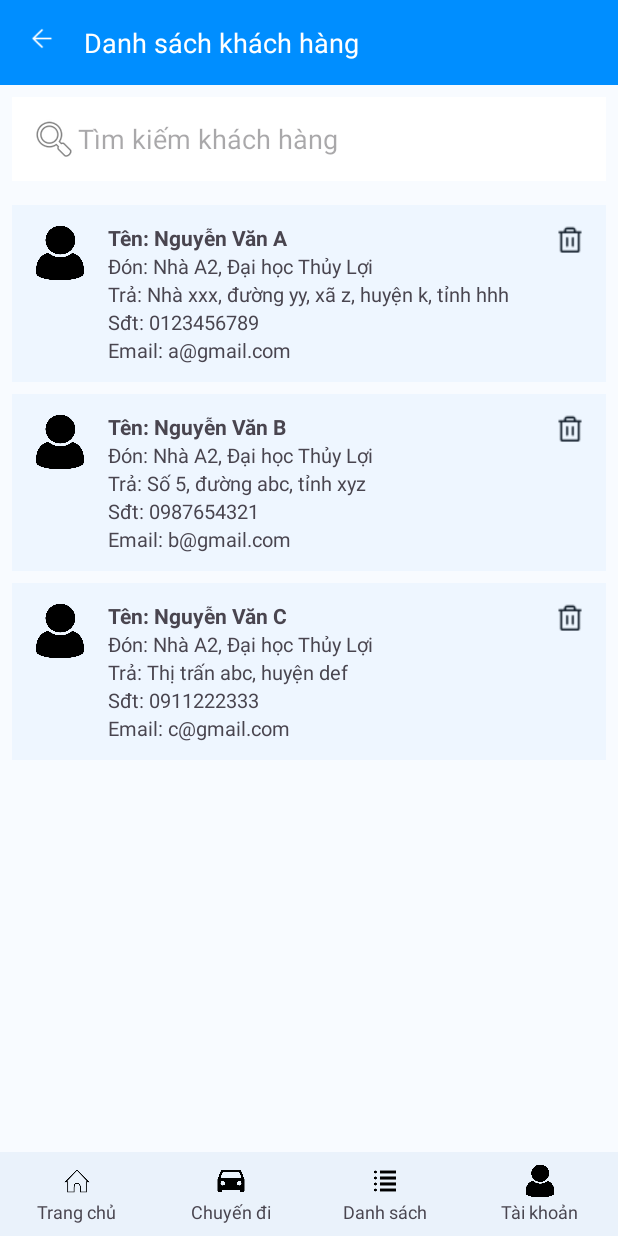
After one commit to DTDuong644/Android, an Android app: the driver_customer_list screen opened directly, with no data from a screen before it, on a phone screen of 412 x 824 dp. The commit adds this screen. Run offline under Robolectric (Android 15) with nearby library versions, the phone set to English and light mode, and no system bars; our stand-ins replace Firebase (no records; nobody signed in at launch, a user with empty details on screens opened directly).

Commit message:
update trip_detail

```diff
--- a/mobile/app/build.gradle.kts
+++ b/mobile/app/build.gradle.kts
@@ -1,6 +1,9 @@
+
 plugins {
     alias(libs.plugins.android.application)
+    id("com.google.gms.google-services")
 }
+
 
 android {
     namespace = "com.example.tlu_rideshare"
@@ -41,4 +44,5 @@ dependencies {
     testImplementation(libs.junit)
     androidTestImplementation(libs.ext.junit)
     androidTestImplementation(libs.espresso.core)
+    implementation("com.google.firebase:firebase-firestore:24.11.0")
 }
--- a/mobile/app/src/main/AndroidManifest.xml
+++ b/mobile/app/src/main/AndroidManifest.xml
@@ -12,6 +12,9 @@
         android:supportsRtl="true"
         android:theme="@style/Theme.TLU_RideShare"
         tools:targetApi="31">
+        <activity
+            android:name=".driver_customer_list"
+            android:exported="false" />
         <activity
             android:name=".SelectOtherLocation"
             android:exported="false" />
--- a/mobile/app/src/main/java/com/example/tlu_rideshare/MainActivity.java
+++ b/mobile/app/src/main/java/com/example/tlu_rideshare/MainActivity.java
@@ -21,7 +21,7 @@ public class MainActivity extends AppCompatActivity {
             v.setPadding(systemBars.left, systemBars.top, systemBars.right, systemBars.bottom);
             return insets;
         });
-        Intent myIntent = new Intent(MainActivity.this, driver_add_trip.class);
+        Intent myIntent = new Intent(MainActivity.this, driver_trip.class);
         startActivity(myIntent);
     }
 }
--- /dev/null
+++ b/mobile/app/src/main/java/com/example/tlu_rideshare/adapter/UserAdapter.java
@@ -0,0 +1,69 @@
+package com.example.tlu_rideshare.adapter;
+import android.content.Context;
+import android.view.LayoutInflater;
+import android.view.View;
+import android.view.ViewGroup;
+import android.widget.ImageView;
+import android.widget.TextView;
+import androidx.annotation.NonNull;
+import androidx.recyclerview.widget.RecyclerView;
+
+import com.example.tlu_rideshare.R;
+import com.example.tlu_rideshare.model.User;
+
+import java.util.List;
+
+public class UserAdapter extends RecyclerView.Adapter<UserAdapter.UserViewHolder> {
+
+    private Context context;
+    private List<User> userList;
+
+    public UserAdapter(Context context, List<User> userList) {
+        this.context = context;
+        this.userList = userList;
+    }
+
+    @NonNull
+    @Override
+    public UserViewHolder onCreateViewHolder(@NonNull ViewGroup parent, int viewType) {
+        View view = LayoutInflater.from(context).inflate(R.layout.customer_item, parent, false);
+        return new UserViewHolder(view);
+    }
+
+    @Override
+    public void onBindViewHolder(@NonNull UserViewHolder holder, int position) {
+        User user = userList.get(position);
+        holder.tvName.setText("Tên: " + user.getName());
+        holder.tvPickup.setText("Đón: " + user.getPickup());
+        holder.tvDropoff.setText("Trả: " + user.getDropoff());
+        holder.tvPhone.setText("Sđt: " + user.getPhone());
+        holder.tvEmail.setText("Email: " + user.getEmail());
+
+        // Xử lý nút xóa (nếu muốn)
+        holder.btnDelete.setOnClickListener(v -> {
+            userList.remove(position);
+            notifyItemRemoved(position);
+            // Có thể thêm mã xóa trên Firebase nếu cần
+        });
+    }
+
+    @Override
+    public int getItemCount() {
+        return userList.size();
+    }
+
+    public static class UserViewHolder extends RecyclerView.ViewHolder {
+        TextView tvName, tvPickup, tvDropoff, tvPhone, tvEmail;
+        ImageView btnDelete;
+
+        public UserViewHolder(@NonNull View itemView) {
+            super(itemView);
+            tvName = itemView.findViewById(R.id.tvName);
+            tvPickup = itemView.findViewById(R.id.tvPickup);
+            tvDropoff = itemView.findViewById(R.id.tvDropoff);
+            tvPhone = itemView.findViewById(R.id.tvPhone);
+            tvEmail = itemView.findViewById(R.id.tvEmail);
+            btnDelete = itemView.findViewById(R.id.btnDelete);
+        }
+    }
+}
--- /dev/null
+++ b/mobile/app/src/main/java/com/example/tlu_rideshare/driver_customer_list.java
@@ -0,0 +1,117 @@
+package com.example.tlu_rideshare;
+
+import android.os.Bundle;
+import android.widget.EditText;
+import android.widget.Toast;
+
+import androidx.activity.EdgeToEdge;
+import androidx.annotation.NonNull;
+import androidx.appcompat.app.AppCompatActivity;
+import androidx.core.graphics.Insets;
+import androidx.core.view.ViewCompat;
+import androidx.core.view.WindowInsetsCompat;
+import androidx.recyclerview.widget.LinearLayoutManager;
+import androidx.recyclerview.widget.RecyclerView;
+
+import com.example.tlu_rideshare.adapter.UserAdapter;
+import com.example.tlu_rideshare.model.User;
+import com.google.android.gms.tasks.OnCompleteListener;
+import com.google.android.gms.tasks.Task;
+import com.google.firebase.firestore.CollectionReference;
+import com.google.firebase.firestore.FirebaseFirestore;
+import com.google.firebase.firestore.QueryDocumentSnapshot;
+import com.google.firebase.firestore.QuerySnapshot;
+
+import java.util.ArrayList;
+import java.util.List;
+
+public class driver_customer_list extends AppCompatActivity {
+
+    private RecyclerView recyclerCustomer;
+    private UserAdapter userAdapter;
+    private List<User> userList;
+    private FirebaseFirestore db;
+    private EditText edtSearch;
+
+    @Override
+    protected void onCreate(Bundle savedInstanceState) {
+        super.onCreate(savedInstanceState);
+        EdgeToEdge.enable(this);
+        setContentView(R.layout.activity_driver_customer_list);
+
+        ViewCompat.setOnApplyWindowInsetsListener(findViewById(R.id.main), (v, insets) -> {
+            Insets systemBars = insets.getInsets(WindowInsetsCompat.Type.systemBars());
+            v.setPadding(systemBars.left, systemBars.top, systemBars.right, systemBars.bottom);
+            return insets;
+        });
+
+        // Ánh xạ view
+        recyclerCustomer = findViewById(R.id.recyclerCustomer);
+        edtSearch = findViewById(R.id.edtSearch);  // nếu có EditText tìm kiếm trong layout
+
+        userList = new ArrayList<>();
+        userAdapter = new UserAdapter(this, userList);
+        recyclerCustomer.setLayoutManager(new LinearLayoutManager(this));
+        recyclerCustomer.setAdapter(userAdapter);
+
+        db = FirebaseFirestore.getInstance();
+
+        loadCustomerList();
+    }
+
+    private void loadCustomerList() {
+//        CollectionReference usersRef = db.collection("users");
+//
+//        usersRef.whereEqualTo("role", "customer").get()
+//                .addOnCompleteListener(new OnCompleteListener<QuerySnapshot>() {
+//                    @Override
+//                    public void onComplete(@NonNull Task<QuerySnapshot> task) {
+//                        userList.clear();
+//                        if (task.isSuccessful()) {
+//                            for (QueryDocumentSnapshot doc : task.getResult()) {
+//                                User user = doc.toObject(User.class);
+//                                userList.add(user);
+//                            }
+//                            userAdapter.notifyDataSetChanged();
+//                        } else {
+//                            Toast.makeText(driver_customer_list.this,
+//                                    "Lỗi tải dữ liệu: " + task.getException().getMessage(),
+//                                    Toast.LENGTH_SHORT).show();
+//                        }
+//                    }
+//                });
+        userList.clear();
+
+        userList.add(new User(
+                "uid001",
+                "Nguyễn Văn A",
+                "a@gmail.com",
+                "0123456789",
+                "Nhà A2, Đại học Thủy Lợi",
+                "Nhà xxx, đường yy, xã z, huyện k, tỉnh hhh",
+                "customer"
+        ));
+
+        userList.add(new User(
+                "uid002",
+                "Nguyễn Văn B",
+                "b@gmail.com",
+                "0987654321",
+                "Nhà A2, Đại học Thủy Lợi",
+                "Số 5, đường abc, tỉnh xyz",
+                "customer"
+        ));
+
+        userList.add(new User(
+                "uid003",
+                "Nguyễn Văn C",
+                "c@gmail.com",
+                "0911222333",
+                "Nhà A2, Đại học Thủy Lợi",
+                "Thị trấn abc, huyện def",
+                "customer"
+        ));
+
+        userAdapter.notifyDataSetChanged();
+    }
+}
--- /dev/null
+++ b/mobile/app/src/main/java/com/example/tlu_rideshare/model/User.java
@@ -0,0 +1,42 @@
+package com.example.tlu_rideshare.model;
+
+public class User {
+    private String uid;
+    private String name;
+    private String email;
+    private String phone;
+    private String pickup;
+    private String dropoff;
+    private String role; // Ví dụ: "customer", "driver", "admin"
+
+    public User() {
+        // Bắt buộc có constructor rỗng cho Firebase
+    }
+
+    public User(String uid, String name, String email, String phone, String pickup, String dropoff, String role) {
+        this.uid = uid;
+        this.name = name;
+        this.email = email;
+        this.phone = phone;
+        this.pickup = pickup;
+        this.dropoff = dropoff;
+        this.role = role;
+    }
+
+    // Getter & Setter
+    public String getUid() { return uid; }
+    public String getName() { return name; }
+    public String getEmail() { return email; }
+    public String getPhone() { return phone; }
+    public String getPickup() { return pickup; }
+    public String getDropoff() { return dropoff; }
+    public String getRole() { return role; }
+
+    public void setUid(String uid) { this.uid = uid; }
+    public void setName(String name) { this.name = name; }
+    public void setEmail(String email) { this.email = email; }
+    public void setPhone(String phone) { this.phone = phone; }
+    public void setPickup(String pickup) { this.pickup = pickup; }
+    public void setDropoff(String dropoff) { this.dropoff = dropoff; }
+    public void setRole(String role) { this.role = role; }
+}
--- /dev/null
+++ b/mobile/app/src/main/res/layout/activity_driver_customer_list.xml
@@ -0,0 +1,147 @@
+<?xml version="1.0" encoding="utf-8"?>
+<LinearLayout xmlns:android="http://schemas.android.com/apk/res/android"
+    xmlns:app="http://schemas.android.com/apk/res-auto"
+    android:id="@+id/main"
+    android:orientation="vertical"
+    android:layout_width="match_parent"
+    android:layout_height="match_parent"
+    android:background="#F8FBFF">
+
+    <!-- Thanh tiêu đề -->
+    <LinearLayout
+        android:layout_width="match_parent"
+        android:layout_height="wrap_content"
+        android:background="#008EFF"
+        android:orientation="horizontal"
+        android:padding="16dp">
+
+        <ImageView
+            android:id="@+id/btnBack"
+            android:layout_width="24dp"
+            android:layout_height="19dp"
+            android:contentDescription="@string/cd_back"
+            android:src="@drawable/back" />
+
+        <TextView
+            android:layout_width="wrap_content"
+            android:layout_height="wrap_content"
+            android:layout_marginStart="16dp"
+            android:layout_gravity="center_vertical"
+            android:text="@string/title_customer_list"
+            android:textColor="@android:color/white"
+            android:textSize="18sp"/>
+    </LinearLayout>
+
+    <!-- Ô tìm kiếm -->
+    <EditText
+        android:id="@+id/edtSearch"
+        android:layout_width="match_parent"
+        android:layout_height="wrap_content"
+        android:layout_margin="8dp"
+        android:background="@android:color/white"
+        android:drawableStart="@android:drawable/ic_menu_search"
+        android:hint="@string/hint_search_customer"
+        android:padding="12dp" />
+
+    <!-- Danh sách khách hàng -->
+    <androidx.recyclerview.widget.RecyclerView
+        android:id="@+id/recyclerCustomer"
+        android:layout_width="match_parent"
+        android:layout_height="0dp"
+        android:layout_weight="1"
+        android:clipToPadding="false"
+        android:padding="8dp" />
+
+    <!-- Thanh điều hướng -->
+    <LinearLayout
+        android:layout_width="match_parent"
+        android:layout_height="56dp"
+        android:background="#EAF2FB"
+        android:gravity="center"
+        android:orientation="horizontal">
+
+        <!-- Trang chủ -->
+        <LinearLayout
+            android:layout_width="0dp"
+            android:layout_height="match_parent"
+            android:layout_weight="1"
+            android:gravity="center"
+            android:orientation="vertical">
+
+            <ImageView
+                android:layout_width="24dp"
+                android:layout_height="24dp"
+                android:src="@drawable/ic_home"
+                android:contentDescription="@string/cd_home" />
+
+            <TextView
+                android:layout_width="wrap_content"
+                android:layout_height="wrap_content"
+                android:text="@string/nav_home"
+                android:textSize="12sp" />
+        </LinearLayout>
+
+        <!-- Chuyến đi -->
+        <LinearLayout
+            android:layout_width="0dp"
+            android:layout_height="match_parent"
+            android:layout_weight="1"
+            android:gravity="center"
+            android:orientation="vertical">
+
+            <ImageView
+                android:layout_width="24dp"
+                android:layout_height="24dp"
+                android:src="@drawable/ic_trip"
+                android:contentDescription="@string/cd_trip" />
+
+            <TextView
+                android:layout_width="wrap_content"
+                android:layout_height="wrap_content"
+                android:text="@string/nav_trip"
+                android:textSize="12sp" />
+        </LinearLayout>
+
+        <!-- Danh sách -->
+        <LinearLayout
+            android:layout_width="0dp"
+            android:layout_height="match_parent"
+            android:layout_weight="1"
+            android:gravity="center"
+            android:orientation="vertical">
+
+            <ImageView
+                android:layout_width="24dp"
+                android:layout_height="24dp"
+                android:src="@drawable/ic_list"
+                android:contentDescription="@string/cd_list" />
+
+            <TextView
+                android:layout_width="wrap_content"
+                android:layout_height="wrap_content"
+                android:text="@string/nav_list"
+                android:textSize="12sp" />
+        </LinearLayout>
+
+        <!-- Tài khoản -->
+        <LinearLayout
+            android:layout_width="0dp"
+            android:layout_height="match_parent"
+            android:layout_weight="1"
+            android:gravity="center"
+            android:orientation="vertical">
+
+            <ImageView
+                android:layout_width="24dp"
+                android:layout_height="24dp"
+                android:src="@drawable/ic_account"
+                android:contentDescription="@string/cd_account" />
+
+            <TextView
+                android:layout_width="wrap_content"
+                android:layout_height="wrap_content"
+                android:text="@string/nav_account"
+                android:textSize="12sp" />
+        </LinearLayout>
+    </LinearLayout>
+</LinearLayout>
--- /dev/null
+++ b/mobile/app/src/main/res/layout/customer_item.xml
@@ -0,0 +1,68 @@
+<?xml version="1.0" encoding="utf-8"?>
+<LinearLayout xmlns:android="http://schemas.android.com/apk/res/android"
+    android:padding="12dp"
+    android:layout_marginBottom="8dp"
+    android:layout_width="match_parent"
+    android:layout_height="wrap_content"
+    android:background="#EEF6FF"
+    android:orientation="horizontal"
+    android:gravity="top">
+
+    <ImageView
+        android:src="@drawable/ic_account"
+        android:layout_width="40dp"
+        android:layout_height="40dp"
+        android:layout_marginEnd="12dp"
+        android:contentDescription="@string/user_icon"/>
+
+    <LinearLayout
+        android:orientation="vertical"
+        android:layout_weight="1"
+        android:layout_width="0dp"
+        android:layout_height="wrap_content">
+
+        <TextView
+            android:id="@+id/tvName"
+            android:text="@string/customer_name_placeholder"
+            android:textStyle="bold"
+            android:textSize="14sp"
+            android:layout_width="wrap_content"
+            android:layout_height="wrap_content"/>
+
+        <TextView
+            android:id="@+id/tvPickup"
+            android:text="@string/customer_pickup_placeholder"
+            android:textSize="13sp"
+            android:layout_width="wrap_content"
+            android:layout_height="wrap_content"/>
+
+        <TextView
+            android:id="@+id/tvDropoff"
+            android:text="@string/customer_dropoff_placeholder"
+            android:textSize="13sp"
+            android:layout_width="wrap_content"
+            android:layout_height="wrap_content"/>
+
+        <TextView
+            android:id="@+id/tvPhone"
+            android:text="@string/customer_phone_placeholder"
+            android:textSize="13sp"
+            android:layout_width="wrap_content"
+            android:layout_height="wrap_content"/>
+
+        <TextView
+            android:id="@+id/tvEmail"
+            android:text="@string/customer_email_placeholder"
+            android:textSize="13sp"
+            android:layout_width="wrap_content"
+            android:layout_height="wrap_content"/>
+    </LinearLayout>
+
+    <ImageView
+        android:id="@+id/btnDelete"
+        android:src="@drawable/ic_trash"
+        android:layout_width="24dp"
+        android:layout_height="24dp"
+        android:layout_gravity="top"
+        android:contentDescription="@string/delete_icon"/>
+</LinearLayout>
--- a/mobile/app/src/main/res/values/strings.xml
+++ b/mobile/app/src/main/res/values/strings.xml
@@ -1,3 +1,24 @@
 <resources>
+    <string name="user_icon">Ảnh người dùng</string>
+    <string name="delete_icon">Xóa khách hàng</string>
+
+    <string name="customer_name_placeholder">Tên:</string>
+    <string name="customer_pickup_placeholder">Đón:</string>
+    <string name="customer_dropoff_placeholder">Trả:</string>
+    <string name="customer_phone_placeholder">Sđt:</string>
+    <string name="customer_email_placeholder">Email:</string>
     <string name="app_name">TLU_RideShare</string>
+    <string name="cd_back">Quay lại</string>
+    <string name="cd_home">Trang chủ</string>
+    <string name="cd_trip">Chuyến đi</string>
+    <string name="cd_list">Danh sách</string>
+    <string name="cd_account">Tài khoản</string>
+
+    <!-- Tiêu đề & nhãn -->
+    <string name="title_customer_list">Danh sách khách hàng</string>
+    <string name="hint_search_customer">Tìm kiếm khách hàng</string>
+    <string name="nav_home">Trang chủ</string>
+    <string name="nav_trip">Chuyến đi</string>
+    <string name="nav_list">Danh sách</string>
+    <string name="nav_account">Tài khoản</string>
 </resources>
--- a/mobile/build.gradle.kts
+++ b/mobile/build.gradle.kts
@@ -1,4 +1,5 @@
 // Top-level build file where you can add configuration options common to all sub-projects/modules.
 plugins {
     alias(libs.plugins.android.application) apply false
+    id("com.google.gms.google-services") version "4.4.1" apply false
 }
```
Also changed, not shown: mobile/app/src/main/java/com/example/tlu_rideshare/adapter/TripAdapter.java (+19 -1 lines), mobile/app/src/main/java/com/example/tlu_rideshare/driver_detail_trip.java (+40 -10 lines), mobile/app/src/main/java/com/example/tlu_rideshare/driver_trip.java (+18 -5 lines), mobile/app/src/main/java/com/example/tlu_rideshare/model/Trip.java (+17 -2 lines), mobile/app/src/main/res/layout/activity_driver_detail_trip.xml (+65 -13 lines), mobile/app/src/main/res/drawable/ic_trash.png (added), 1 other file.
